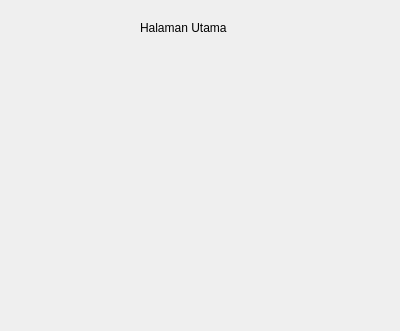
Before: the Qt Designer form utama.ui in JustRizky02/joki_tubes, drawn with Qt 5.
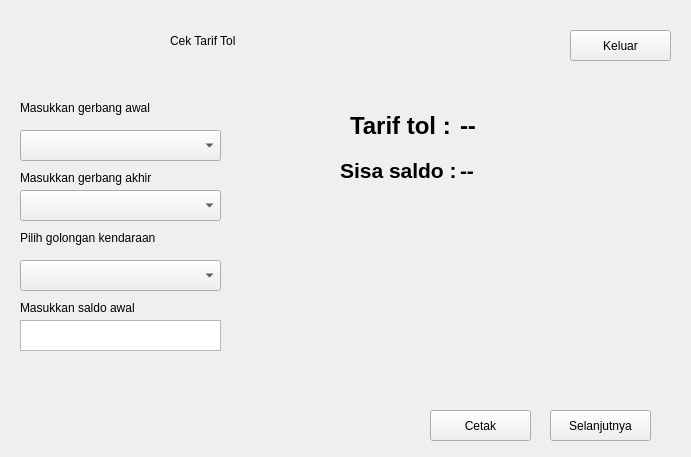
After: the same form once the commit is applied.

What changed in the file:
```diff
--- a/utama.ui
+++ b/utama.ui
@@ -6,8 +6,8 @@
    <rect>
     <x>0</x>
     <y>0</y>
-    <width>400</width>
-    <height>331</height>
+    <width>691</width>
+    <height>457</height>
    </rect>
   </property>
   <property name="windowTitle">
@@ -16,14 +16,227 @@
   <widget class="QLabel" name="label">
    <property name="geometry">
     <rect>
-     <x>140</x>
-     <y>20</y>
-     <width>111</width>
+     <x>170</x>
+     <y>0</y>
+     <width>361</width>
+     <height>81</height>
+    </rect>
+   </property>
+   <property name="styleSheet">
+    <string notr="true">font: 700 36pt &quot;Segoe UI&quot;;</string>
+   </property>
+   <property name="text">
+    <string>Cek Tarif Tol</string>
+   </property>
+  </widget>
+  <widget class="QLabel" name="label_2">
+   <property name="geometry">
+    <rect>
+     <x>20</x>
+     <y>100</y>
+     <width>151</width>
      <height>16</height>
     </rect>
    </property>
    <property name="text">
-    <string>Halaman Utama</string>
+    <string>Masukkan gerbang awal</string>
+   </property>
+  </widget>
+  <widget class="QLabel" name="label_3">
+   <property name="geometry">
+    <rect>
+     <x>20</x>
+     <y>170</y>
+     <width>151</width>
+     <height>16</height>
+    </rect>
+   </property>
+   <property name="text">
+    <string>Masukkan gerbang akhir</string>
+   </property>
+  </widget>
+  <widget class="QLabel" name="label_4">
+   <property name="geometry">
+    <rect>
+     <x>20</x>
+     <y>230</y>
+     <width>161</width>
+     <height>16</height>
+    </rect>
+   </property>
+   <property name="text">
+    <string>Pilih golongan kendaraan</string>
+   </property>
+  </widget>
+  <widget class="QLabel" name="label_5">
+   <property name="geometry">
+    <rect>
+     <x>20</x>
+     <y>300</y>
+     <width>161</width>
+     <height>16</height>
+    </rect>
+   </property>
+   <property name="text">
+    <string>Masukkan saldo awal</string>
+   </property>
+  </widget>
+  <widget class="QLabel" name="label_6">
+   <property name="geometry">
+    <rect>
+     <x>340</x>
+     <y>160</y>
+     <width>131</width>
+     <height>21</height>
+    </rect>
+   </property>
+   <property name="font">
+    <font>
+     <pointsize>16</pointsize>
+     <bold>true</bold>
+    </font>
+   </property>
+   <property name="text">
+    <string>Sisa saldo : </string>
+   </property>
+  </widget>
+  <widget class="QLabel" name="label_7">
+   <property name="geometry">
+    <rect>
+     <x>350</x>
+     <y>110</y>
+     <width>101</width>
+     <height>31</height>
+    </rect>
+   </property>
+   <property name="font">
+    <font>
+     <pointsize>18</pointsize>
+     <bold>true</bold>
+    </font>
+   </property>
+   <property name="text">
+    <string>Tarif tol :</string>
+   </property>
+  </widget>
+  <widget class="QLabel" name="label_8">
+   <property name="geometry">
+    <rect>
+     <x>460</x>
+     <y>110</y>
+     <width>211</width>
+     <height>31</height>
+    </rect>
+   </property>
+   <property name="font">
+    <font>
+     <pointsize>18</pointsize>
+     <bold>true</bold>
+    </font>
+   </property>
+   <property name="text">
+    <string>--</string>
+   </property>
+  </widget>
+  <widget class="QTextEdit" name="textEdit_3">
+   <property name="geometry">
+    <rect>
+     <x>20</x>
+     <y>320</y>
+     <width>201</width>
+     <height>31</height>
+    </rect>
+   </property>
+  </widget>
+  <widget class="QLabel" name="label_9">
+   <property name="geometry">
+    <rect>
+     <x>460</x>
+     <y>160</y>
+     <width>181</width>
+     <height>21</height>
+    </rect>
+   </property>
+   <property name="font">
+    <font>
+     <pointsize>16</pointsize>
+     <bold>true</bold>
+    </font>
+   </property>
+   <property name="text">
+    <string>--</string>
+   </property>
+  </widget>
+  <widget class="QPushButton" name="pushButton">
+   <property name="geometry">
+    <rect>
+     <x>550</x>
+     <y>410</y>
+     <width>101</width>
+     <height>31</height>
+    </rect>
+   </property>
+   <property name="text">
+    <string>Selanjutnya</string>
+   </property>
+  </widget>
+  <widget class="QPushButton" name="pushButton_2">
+   <property name="geometry">
+    <rect>
+     <x>570</x>
+     <y>30</y>
+     <width>101</width>
+     <height>31</height>
+    </rect>
+   </property>
+   <property name="text">
+    <string>Keluar</string>
+   </property>
+  </widget>
+  <widget class="QComboBox" name="comboBox">
+   <property name="geometry">
+    <rect>
+     <x>20</x>
+     <y>130</y>
+     <width>201</width>
+     <height>31</height>
+    </rect>
+   </property>
+  </widget>
+  <widget class="QComboBox" name="comboBox_2">
+   <property name="geometry">
+    <rect>
+     <x>20</x>
+     <y>190</y>
+     <width>201</width>
+     <height>31</height>
+    </rect>
+   </property>
+  </widget>
+  <widget class="QComboBox" name="comboBox_3">
+   <property name="geometry">
+    <rect>
+     <x>20</x>
+     <y>260</y>
+     <width>201</width>
+     <height>31</height>
+    </rect>
+   </property>
+  </widget>
+  <widget class="QPushButton" name="pushButton_3">
+   <property name="enabled">
+    <bool>true</bool>
+   </property>
+   <property name="geometry">
+    <rect>
+     <x>430</x>
+     <y>410</y>
+     <width>101</width>
+     <height>31</height>
+    </rect>
+   </property>
+   <property name="text">
+    <string>Cetak</string>
    </property>
   </widget>
  </widget>
```
